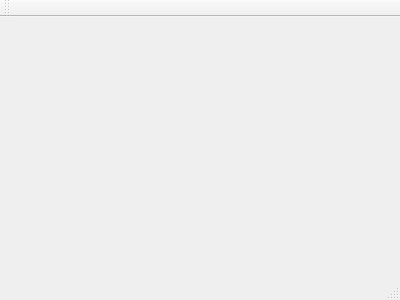
First picture: the form in MainWindow.ui, repository szotsaki/robot-state-modeller, before the edit.
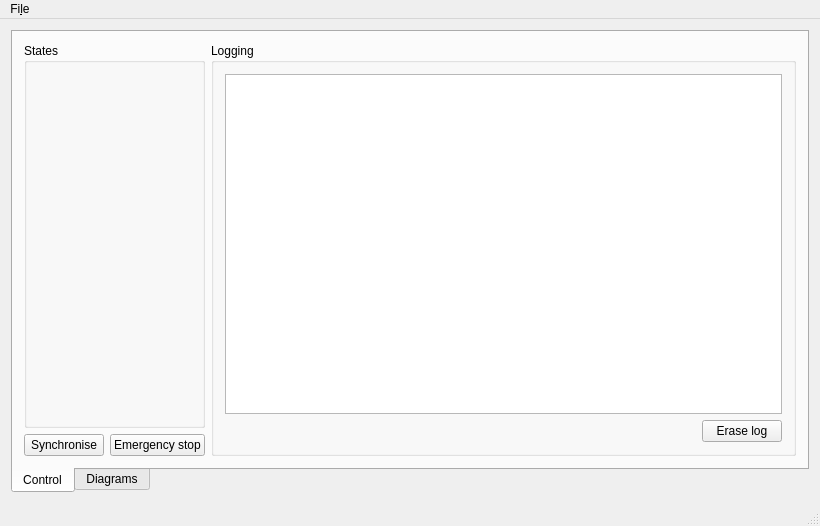
Second picture: the form after the edit.

Diff of the .ui file:
```diff
--- a/MainWindow.ui
+++ b/MainWindow.ui
@@ -1,24 +1,143 @@
 <ui version="4.0">
  <class>MainWindow</class>
- <widget class="QMainWindow" name="MainWindow" >
-  <property name="geometry" >
+ <widget class="QMainWindow" name="MainWindow">
+  <property name="geometry">
    <rect>
     <x>0</x>
     <y>0</y>
-    <width>400</width>
-    <height>300</height>
+    <width>820</width>
+    <height>526</height>
    </rect>
   </property>
   <property name="windowTitle" >
    <string>MainWindow</string>
   </property>
-  <widget class="QMenuBar" name="menuBar" />
-  <widget class="QToolBar" name="mainToolBar" />
-  <widget class="QWidget" name="centralWidget" />
-  <widget class="QStatusBar" name="statusBar" />
+  <widget class="QWidget" name="centralWidget">
+   <layout class="QHBoxLayout" name="horizontalLayout">
+    <item>
+     <widget class="QTabWidget" name="tabWidget">
+      <property name="tabPosition">
+       <enum>QTabWidget::South</enum>
+      </property>
+      <property name="currentIndex">
+       <number>0</number>
+      </property>
+      <widget class="QWidget" name="tabControl">
+       <attribute name="title">
+        <string>Control</string>
+       </attribute>
+       <layout class="QHBoxLayout" name="horizontalLayout_2">
+        <item>
+         <layout class="QGridLayout" name="gridLayout_3">
+          <item row="0" column="0" colspan="2">
+           <widget class="QGroupBox" name="groupBoxStates">
+            <property name="title">
+             <string>States</string>
+            </property>
+            <layout class="QVBoxLayout" name="verticalLayoutStates">
+             <item>
+              <spacer name="verticalSpacer">
+               <property name="orientation">
+                <enum>Qt::Vertical</enum>
+               </property>
+               <property name="sizeHint" stdset="0">
+                <size>
+                 <width>20</width>
+                 <height>368</height>
+                </size>
+               </property>
+              </spacer>
+             </item>
+            </layout>
+           </widget>
+          </item>
+          <item row="1" column="0">
+           <widget class="QPushButton" name="pushButtonSynchronise">
+            <property name="text">
+             <string>Synchronise</string>
+            </property>
+           </widget>
+          </item>
+          <item row="1" column="1">
+           <widget class="QPushButton" name="pushButtonEmergencyStop">
+            <property name="text">
+             <string>Emergency stop</string>
+            </property>
+           </widget>
+          </item>
+         </layout>
+        </item>
+        <item>
+         <widget class="QGroupBox" name="groupBoxLogging">
+          <property name="title">
+           <string>Logging</string>
+          </property>
+          <layout class="QGridLayout" name="gridLayout">
+           <item row="0" column="0" colspan="2">
+            <widget class="QTextBrowser" name="textBrowser"/>
+           </item>
+           <item row="1" column="0">
+            <spacer name="horizontalSpacer">
+             <property name="orientation">
+              <enum>Qt::Horizontal</enum>
+             </property>
+             <property name="sizeHint" stdset="0">
+              <size>
+               <width>460</width>
+               <height>20</height>
+              </size>
+             </property>
+            </spacer>
+           </item>
+           <item row="1" column="1">
+            <widget class="QPushButton" name="pushButtonEraseLog">
+             <property name="text">
+              <string>Erase log</string>
+             </property>
+            </widget>
+           </item>
+          </layout>
+         </widget>
+        </item>
+       </layout>
+      </widget>
+      <widget class="QWidget" name="tabDiagrams">
+       <attribute name="title">
+        <string>Diagrams</string>
+       </attribute>
+      </widget>
+     </widget>
+    </item>
+   </layout>
+  </widget>
+  <widget class="QMenuBar" name="menuBar">
+   <property name="geometry">
+    <rect>
+     <x>0</x>
+     <y>0</y>
+     <width>820</width>
+     <height>24</height>
+    </rect>
+   </property>
+   <widget class="QMenu" name="menuFile">
+    <property name="title">
+     <string>Fi&amp;le</string>
+    </property>
+    <addaction name="actionQuit"/>
+   </widget>
+   <addaction name="menuFile"/>
+  </widget>
+  <widget class="QStatusBar" name="statusBar"/>
+  <action name="actionQuit">
+   <property name="text">
+    <string>Quit</string>
+   </property>
+   <property name="shortcut">
+    <string>Ctrl+Q</string>
+   </property>
+  </action>
  </widget>
- <layoutDefault spacing="6" margin="11" />
- <pixmapfunction></pixmapfunction>
+ <layoutdefault spacing="6" margin="11"/>
  <resources/>
  <connections/>
 </ui>
```
Left out of the diff: 24 changed lines with no effect on the pictures.
